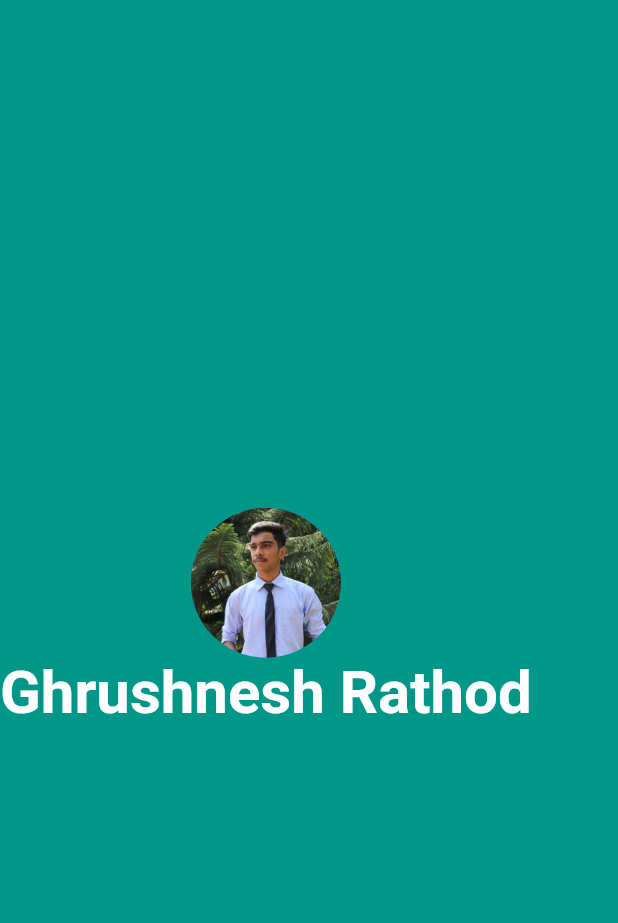
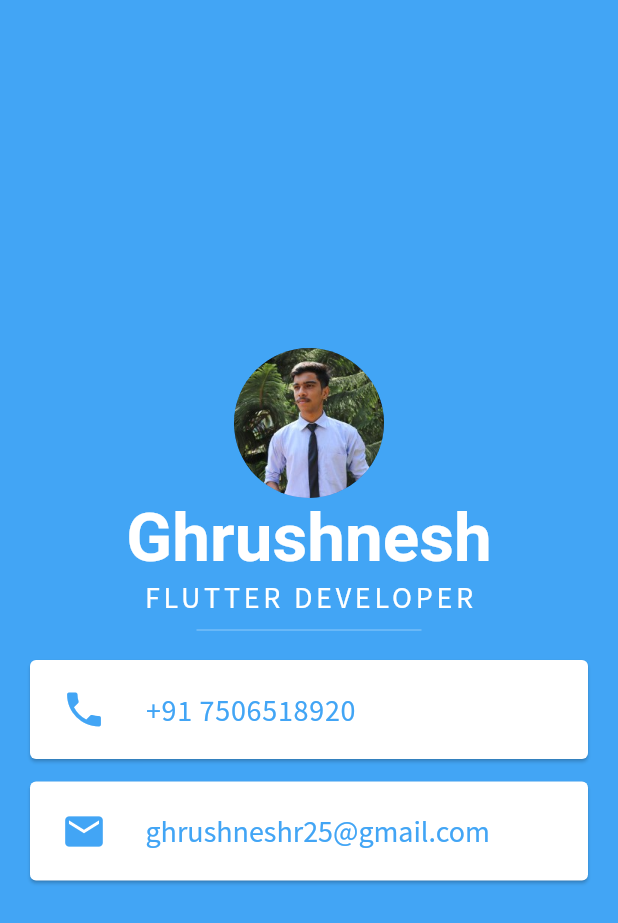
Before and after one commit to ghrushneshr25/flutter_micart_app, a Flutter app: the screen it shows after launch, on a phone screen of 412 x 824 dp. Shown: the top 923 px of the screen. Run offline on Flutter 3.47's test engine with Material 2 defaults, Android fonts, the phone set to English and light mode, and no system bars; Roboto replaces fonts that are missing (Potta One).

Commit message:
Section 6 Completed

```diff
--- a/lib/main.dart
+++ b/lib/main.dart
@@ -10,7 +10,7 @@ class MyApp extends StatelessWidget {
   Widget build(BuildContext context) {
     return MaterialApp(
       home: Scaffold(
-        backgroundColor: Colors.teal,
+        backgroundColor: Colors.blue.shade400,
         body: SafeArea(
           // child: Column(
           //   // verticalDirection: VerticalDirection.up,
@@ -83,11 +83,77 @@ class MyApp extends StatelessWidget {
                 backgroundImage: AssetImage("images/ghrushProfilePic.jpg")
               ),
               Text(
-                "Ghrushnesh Rathod",
+                "Ghrushnesh",
                 style: TextStyle(
-                  fontSize: 40.0,
+                  fontFamily: 'Potta One',
+                  fontSize: 45.0,
                   color: Colors.white,
                   fontWeight: FontWeight.bold,
+                ),
+              ),
+              Text(
+                "FLUTTER DEVELOPER",
+                style: TextStyle(
+                  fontFamily: 'Source Sans Pro',
+                  fontSize: 20.0,
+                  color: Colors.white,
+                  letterSpacing: 2.5,
+                ),
+              ),
+              SizedBox(
+                height: 20.0,
+                width: 150.0,
+                child: Divider(
+                  color: Colors.blue.shade200,
+                ),),
+              Card(
+                color: Colors.white,
+                margin: EdgeInsets.symmetric(vertical: 10.0, horizontal: 20.0),
+                //padding: EdgeInsets.symmetric(vertical: 10.0, horizontal: 10.0),
+                child: Padding(
+                  padding: const EdgeInsets.all(5.0),
+                  child: ListTile(
+                    leading: Icon(
+                      Icons.phone,
+                      color: Colors.blue.shade400,
+                      size: 30.0,
+                    ),
+                    title: Text(
+                      "+91 7506518920",
+                      style: TextStyle(
+                        fontFamily: 'Source Sans Pro',
+                        fontSize: 20.0,
+                        color: Colors.blue.shade400,
+                        letterSpacing: 0.5,
+
+                      ),
+                    ),
+                  ),
+                ),
+              ),
+
+              Card(
+                color: Colors.white,
+                margin: EdgeInsets.symmetric(vertical: 5.0, horizontal: 20.0),
+                //padding: EdgeInsets.symmetric(vertical: 10.0, horizontal: 10.0),
+                child: Padding(
+                  padding: const EdgeInsets.all(5.0),
+                  child: ListTile(
+                    leading: Icon(
+                      Icons.email,
+                      color: Colors.blue.shade400,
+                      size: 30.0,
+                    ),
+                    title: Text(
+                      "ghrushneshr25@gmail.com",
+                      style: TextStyle(
+                        fontFamily: 'Source Sans Pro',
+                        fontSize: 20.0,
+                        color: Colors.blue.shade400,
+                        letterSpacing: 0,
+                      ),
+                    ),
+                  ),
                 ),
               ),
             ],
```
Also changed, not shown: pubspec.yaml (+7 -15 lines), fonts/SourceSansPro-Regular.ttf (added), 1 other file.
